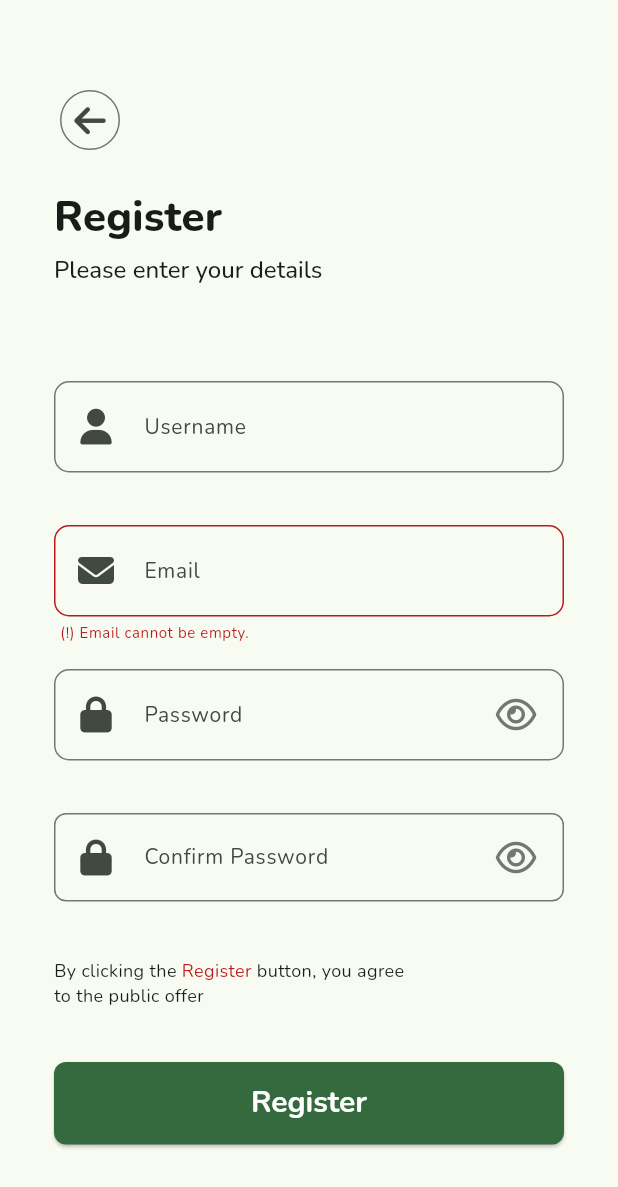
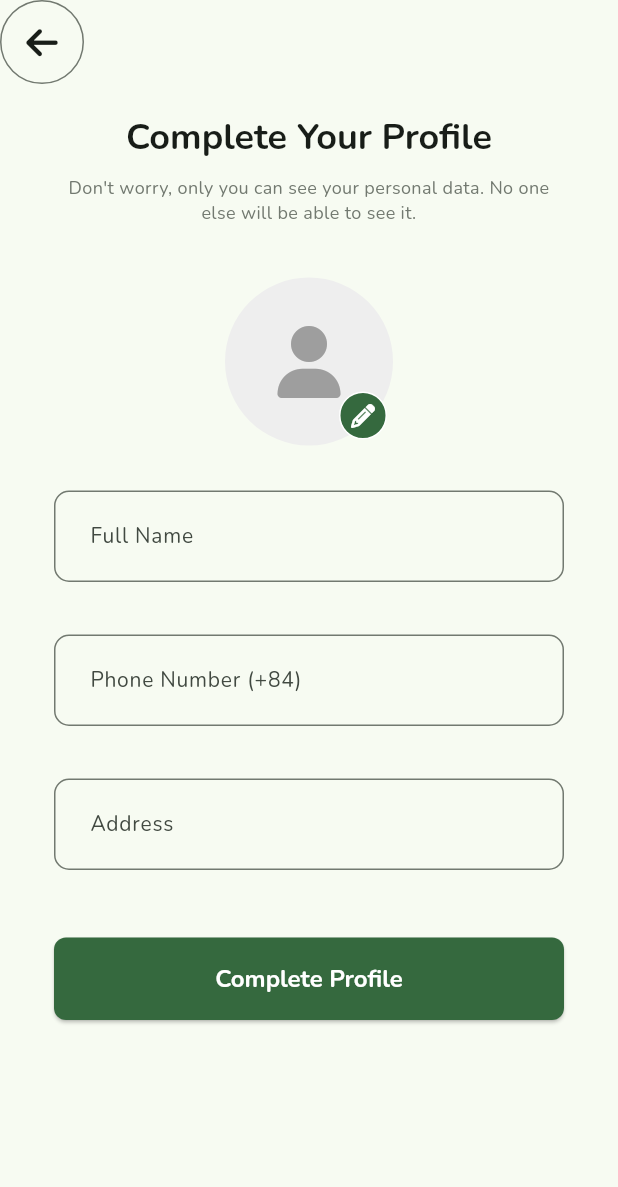
Before and after one commit to thienhdbse170185/F-LocalBrand.Mobile, a Flutter app: the RegisterScreen screen opened by its route, after a tap on "Register", on a phone screen of 412 x 824 dp. Shown: the top 1187 px of the screen. Run offline on Flutter 3.47's test engine with Material 3 defaults, Android fonts, the phone set to English and light mode, and no system bars; our stand-ins replace bloc, carousel_slider, dio, dot_navigation_bar, email_validator, equatable and 13 more; accounts and stored records are empty; generated files the repository leaves out were written again.

Commit message:
done implement UI Register Profile

```diff
--- a/lib/config/router.dart
+++ b/lib/config/router.dart
@@ -1,3 +1,4 @@
+import 'package:f_localbrand/screens/auth/register/register_user_profile.dart';
 import 'package:f_localbrand/screens/checkout/checkout.dart';
 import 'package:f_localbrand/screens/get_started/get_started.dart';
 import 'package:f_localbrand/screens/product/product_detail.dart';
@@ -23,10 +24,12 @@ class RouteName {
   static const String productDetail = '/product-detail';
   static const String checkout = '/checkout';
   static const String search = '/search';
+  static const String registerUserProfile = '/register-user-profile';
 
   static const publicRoutes = [
     login,
     register,
+    registerUserProfile,
     getStarted,
     forgotPw,
     verifyOtp,
@@ -62,6 +65,10 @@ final router = GoRouter(
       builder: (context, state) => RegisterScreen(),
     ),
     GoRoute(
+      path: RouteName.registerUserProfile,
+      builder: (context, state) => RegisterUserProfile(),
+    ),
+    GoRoute(
       path: RouteName.getStarted,
       builder: (context, state) => GetStartedScreen(),
     ),
--- a/lib/screens/auth/register/register.dart
+++ b/lib/screens/auth/register/register.dart
@@ -1,3 +1,4 @@
+import 'package:f_localbrand/screens/widgets/buttons/back_button.dart';
 import 'package:f_localbrand/screens/widgets/buttons/suffix_icon_button.dart';
 import 'package:f_localbrand/screens/widgets/icons/icon_input.dart';
 import 'package:flutter/material.dart';
@@ -36,9 +37,14 @@ class _RegisterScreenState extends State<RegisterScreen> {
 
   bool validateInput(
       String? username, String? email, String? password, String? confirm) {
-    if (email == null || email.isEmpty) {
+    if (username == null || username.isEmpty) {
       setState(() {
-        _emailErrorMessage = '(!) Email cannot be empty.';
+        _usernameErrorMessage = '(!) Email cannot be empty.';
+      });
+      return false;
+    } else if (email == null || email.isEmpty) {
+      setState(() {
+        _emailErrorMessage = '(!) Username cannot be empty.';
       });
       return false;
     } else if (password == null || password.isEmpty) {
@@ -51,15 +57,12 @@ class _RegisterScreenState extends State<RegisterScreen> {
         _confirmErrorMessage = '(!) Confirm cannot be empty.';
       });
       return false;
-    } else if (username == null || username.isEmpty) {
-      setState(() {
-        _usernameErrorMessage = '(!) Username cannot be empty.';
-      });
     }
     return true;
   }
 
   Future<void> _signup() async {
+    /*Comment for implement UI Register UserProfile
     if (_formKey.currentState!.validate()) {
       final String email = _emailController.text.trim();
       final String password = _passwordController.text.trim();
@@ -74,45 +77,9 @@ class _RegisterScreenState extends State<RegisterScreen> {
             .showSnackBar(const SnackBar(content: Text('Processing...')));
 
         try {
-          /* Uncomment when API is ready
-          final response = await http.post(
-            Uri.parse('${dotenv.env['API_URL']}/Auth/Signup'),
-            headers: {'Content-Type': 'application/json'},
-            body: jsonEncode({'email': email, 'password': password}),
-          );
-
-          _dismissSnackbar();
-          _setLoadingFalse();
-          if (response.statusCode == 200) {
-            // Login successful, handle the response data
-            final Map<String, dynamic> data = jsonDecode(response.body);
-            // You can save the user token or other relevant data here
-            print('Signup successful: $data');
-            // Production use this
-            // Dev env pop keep data not remove like replace
-            // await Navigator.pushReplacementNamed(context, '/');
-            await Navigator.pushNamed(context, '/');
-          } else {
-            // Login failed, handle the error
-            print('Signup failed: ${response.statusCode} - ${response.body}');
-            final Map<String, dynamic> data = jsonDecode(response.body);
-            print(data['result']['message']);
-            setState(() {
-              _emailErrorMessage = '(!) ${data['result']['message']}.';
-            });
-            ScaffoldMessenger.of(context).showSnackBar(
-              SnackBar(
-                content: Text('Signup failed: ${data['result']['message']}'),
-                duration: const Duration(seconds: 3),
-                backgroundColor: Theme.of(context).colorScheme.error,
-              ),
-            );
-          } */
-
           _setLoadingFalse();
           _dismissSnackbar();
         } catch (e) {
-          // Handle any exceptions that occurred during the API call
           print('Error: $e');
           ScaffoldMessenger.of(context).showSnackBar(
             const SnackBar(
@@ -122,7 +89,8 @@ class _RegisterScreenState extends State<RegisterScreen> {
           );
         }
       }
-    }
+    }*/
+    context.push(RouteName.registerUserProfile);
   }
 
   void _togglePasswordVisibility() {
@@ -182,24 +150,14 @@ class _RegisterScreenState extends State<RegisterScreen> {
 
     return Scaffold(
       resizeToAvoidBottomInset: false,
+      appBar: AppBar(
+        leading: CustomBackButton(),
+      ),
       body: Padding(
-        padding: const EdgeInsets.only(top: 56, right: 36, left: 36),
+        padding: const EdgeInsets.symmetric(horizontal: 36),
         child: Column(
           crossAxisAlignment: CrossAxisAlignment.start,
           children: <Widget>[
-            IconButton(
-              onPressed: () {
-                context.go(RouteName.getStarted);
-              },
-              icon: FaIcon(FontAwesomeIcons.arrowLeft),
-              style: IconButton.styleFrom(
-                shape: RoundedRectangleBorder(
-                  borderRadius: BorderRadius.circular(100),
-                ),
-                side: BorderSide(
-                    color: MaterialTheme.lightScheme().outline, width: 1),
-              ),
-            ),
             Padding(
               padding: const EdgeInsets.only(top: 20),
               child: SizedBox(
--- /dev/null
+++ b/lib/screens/auth/register/register_user_profile.dart
@@ -0,0 +1,249 @@
+import 'dart:io';
+
+import 'package:f_localbrand/config/router.dart';
+import 'package:f_localbrand/screens/widgets/buttons/back_button.dart';
+import 'package:f_localbrand/screens/widgets/snackbar/snackbar_util.dart';
+import 'package:flutter/material.dart';
+import 'package:font_awesome_flutter/font_awesome_flutter.dart';
+import 'package:go_router/go_router.dart';
+import 'package:image_picker/image_picker.dart';
+
+class RegisterUserProfile extends StatefulWidget {
+  const RegisterUserProfile({super.key});
+
+  @override
+  State<RegisterUserProfile> createState() => _RegisterUserProfileState();
+}
+
+class _RegisterUserProfileState extends State<RegisterUserProfile> {
+  final GlobalKey<FormState> _formKey = GlobalKey<FormState>();
+  final ImagePicker _picker = ImagePicker();
+  XFile? _imageFile;
+
+  final TextEditingController _nameController = TextEditingController();
+  final TextEditingController _phoneController = TextEditingController();
+  final TextEditingController _addressController = TextEditingController();
+
+  Future<void> _pickImage() async {
+    final pickedFile = await _picker.pickImage(source: ImageSource.gallery);
+    if (pickedFile != null) {
+      setState(() {
+        _imageFile = pickedFile;
+      });
+    }
+  }
+
+  String? _validateName(String? value) {
+    if (value == null || value.isEmpty) {
+      return 'Name is required';
+    }
+    return null;
+  }
+
+  String? _validatePhone(String? value) {
+    final phoneRegExp = RegExp(r'^\+?[0-9]{7,15}$');
+    if (value == null || value.isEmpty) {
+      return 'Phone number is required';
+    } else if (!phoneRegExp.hasMatch(value)) {
+      return 'Enter a valid phone number';
+    }
+    return null;
+  }
+
+  String? _validateAddress(String? value) {
+    if (value == null || value.isEmpty) {
+      return 'Address is required';
+    }
+    return null;
+  }
+
+  void _submitForm() async {
+    if (_formKey.currentState?.validate() ?? false) {
+      // Form is valid, perform the submission logic here
+      SnackbarUtil.showSnackbarSuccess(
+          context, 'Profile completed successfully!');
+      await Future.delayed(Duration(seconds: 2));
+      SnackbarUtil.showSnackbarSuccess(context, 'Almost there...');
+      context.go(RouteName.home);
+    }
+  }
+
+  @override
+  Widget build(BuildContext context) {
+    final TextTheme textTheme = Theme.of(context).textTheme;
+    final ColorScheme colorScheme = Theme.of(context).colorScheme;
+
+    return Scaffold(
+      resizeToAvoidBottomInset: false,
+      appBar: AppBar(
+        leading: CustomBackButton(),
+      ),
+      body: Container(
+        width: double.infinity,
+        padding: EdgeInsets.only(top: 20, left: 36, right: 36),
+        child: Column(
+          crossAxisAlignment: CrossAxisAlignment.center,
+          children: [
+            Text(
+              'Complete Your Profile',
+              style: textTheme.headlineLarge,
+            ),
+            Padding(
+              padding: EdgeInsets.only(top: 10),
+              child: SizedBox(
+                width: 350,
+                child: Text(
+                  'Don\'t worry, only you can see your personal data. No one else will be able to see it.',
+                  style: textTheme.bodyMedium
+                      ?.copyWith(color: colorScheme.outline),
+                  textAlign: TextAlign.center,
+                ),
+              ),
+            ),
+            Padding(
+              padding: EdgeInsets.only(top: 35),
+              child: Form(
+                key: _formKey,
+                child: Column(
+                  children: [
+                    Stack(
+                      children: [
+                        CircleAvatar(
+                          radius: 56,
+                          backgroundColor: Colors.grey[200],
+                          backgroundImage: _imageFile != null
+                              ? FileImage(File(_imageFile!.path))
+                              : null,
+                          child: _imageFile == null
+                              ? FaIcon(
+                                  FontAwesomeIcons.solidUser,
+                                  size: 48,
+                                  color: Colors.grey,
+                                )
+                              : null,
+                        ),
+                        Positioned(
+                          bottom: 4,
+                          right: 4,
+                          child: GestureDetector(
+                            onTap: _pickImage,
+                            child: Container(
+                              height: 32,
+                              width: 32,
+                              padding: EdgeInsets.all(4),
+                              decoration: BoxDecoration(
+                                  shape: BoxShape.circle,
+                                  color: colorScheme.primary,
+                                  border: Border.all(
+                                      color: Colors.white, width: 1.0)),
+                              child: Center(
+                                child: FaIcon(
+                                  FontAwesomeIcons.pencil,
+                                  color: Colors.white,
+                                  size: 16,
+                                ),
+                              ),
+                            ),
+                          ),
+                        )
+                      ],
+                    ),
+                    SingleChildScrollView(
+                      padding: EdgeInsets.only(top: 30),
+                      child: Column(
+                        children: [
+                          SizedBox(
+                            height: 96,
+                            child: TextFormField(
+                              autocorrect: false,
+                              autofocus: false,
+                              keyboardType: TextInputType.text,
+                              controller: _nameController,
+                              validator: _validateName,
+                              decoration: InputDecoration(
+                                  hintText: "Full Name",
+                                  contentPadding: const EdgeInsets.symmetric(
+                                      vertical: 20, horizontal: 20),
+                                  border: const OutlineInputBorder(
+                                    borderRadius:
+                                        BorderRadius.all(Radius.circular(10)),
+                                  ),
+                                  focusedBorder: const OutlineInputBorder(
+                                    borderRadius:
+                                        BorderRadius.all(Radius.circular(10)),
+                                  )),
+                              style: textTheme.bodyLarge,
+                            ),
+                          ),
+                          SizedBox(
+                            height: 96,
+                            child: TextFormField(
+                              autocorrect: false,
+                              autofocus: false,
+                              keyboardType: TextInputType.phone,
+                              controller: _phoneController,
+                              validator: _validatePhone,
+                              decoration: InputDecoration(
+                                  hintText: "Phone Number (+84)",
+                                  contentPadding: const EdgeInsets.symmetric(
+                                      vertical: 20, horizontal: 20),
+                                  border: const OutlineInputBorder(
+                                    borderRadius:
+                                        BorderRadius.all(Radius.circular(10)),
+                                  ),
+                                  focusedBorder: const OutlineInputBorder(
+                                    borderRadius:
+                                        BorderRadius.all(Radius.circular(10)),
+                                  )),
+                              style: textTheme.bodyLarge,
+                            ),
+                          ),
+                          SizedBox(
+                            height: 96,
+                            child: TextFormField(
+                              autocorrect: false,
+                              autofocus: false,
+                              keyboardType: TextInputType.text,
+                              controller: _addressController,
+                              validator: _validateAddress,
+                              decoration: InputDecoration(
+                                  hintText: "Address",
+                                  contentPadding: const EdgeInsets.symmetric(
+                                      vertical: 20, horizontal: 20),
+                                  border: const OutlineInputBorder(
+                                    borderRadius:
+                                        BorderRadius.all(Radius.circular(10)),
+                                  ),
+                                  focusedBorder: const OutlineInputBorder(
+                                    borderRadius:
+                                        BorderRadius.all(Radius.circular(10)),
+                                  )),
+                              style: textTheme.bodyLarge,
+                            ),
+                          ),
+                          Container(
+                            padding: EdgeInsets.only(top: 10),
+                            width: double.infinity,
+                            height: 65,
+                            child: ElevatedButton(
+                              onPressed: _submitForm,
+                              child: Text(
+                                'Complete Profile',
+                                style: textTheme.headlineSmall
+                                    ?.copyWith(color: Colors.white),
+                              ),
+                            ),
+                          )
+                        ],
+                      ),
+                    ),
+                  ],
+                ),
+              ),
+            )
+          ],
+        ),
+      ),
+    );
+  }
+}
--- a/lib/screens/get_started/get_started.dart
+++ b/lib/screens/get_started/get_started.dart
@@ -76,7 +76,7 @@ class _GetStartedScreenState extends State<GetStartedScreen> {
               padding: EdgeInsets.only(top: 36),
               child: GestureDetector(
                 onTap: () {
-                  context.go(RouteName.register);
+                  context.push(RouteName.register);
                 },
                 child: Text('Create an account',
                     style: FTextTheme.light.headlineSmall
--- /dev/null
+++ b/lib/screens/widgets/buttons/rounded_elevated_button.dart
@@ -0,0 +1,29 @@
+import 'package:flutter/material.dart';
+
+class RoundedElevatedButton extends StatelessWidget {
+  const RoundedElevatedButton(
+      {super.key, required this.title, required this.onPressed});
+  final String title;
+  final VoidCallback onPressed;
+  @override
+  Widget build(BuildContext context) {
+    final TextTheme textTheme = Theme.of(context).textTheme;
+    return ElevatedButton(
+        onPressed: () {
+          onPressed();
+        },
+        style: ElevatedButton.styleFrom(
+          backgroundColor: Theme.of(context).primaryColor,
+          padding: EdgeInsets.symmetric(horizontal: 64, vertical: 16),
+          shape: RoundedRectangleBorder(
+            borderRadius: BorderRadius.circular(100),
+          ),
+          elevation: 4,
+          shadowColor: Colors.grey,
+        ),
+        child: Text(
+          title,
+          style: textTheme.displaySmall?.copyWith(color: Colors.white),
+        ));
+  }
+}
--- a/pubspec.yaml
+++ b/pubspec.yaml
@@ -54,6 +54,7 @@ dependencies:
   carousel_slider: ^4.2.1
   firebase_messaging: ^15.0.2
   flutter_local_notifications: ^17.2.1
+  image_picker: ^1.1.2
 
 dev_dependencies:
   flutter_test:
```
Also changed, not shown: pubspec.lock.
